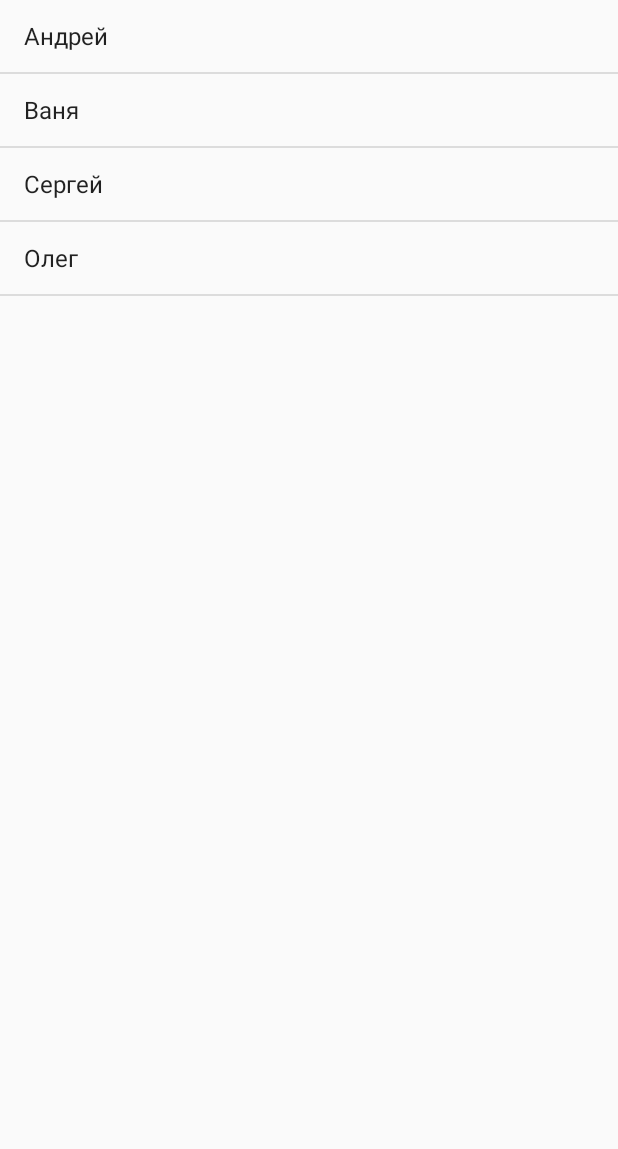
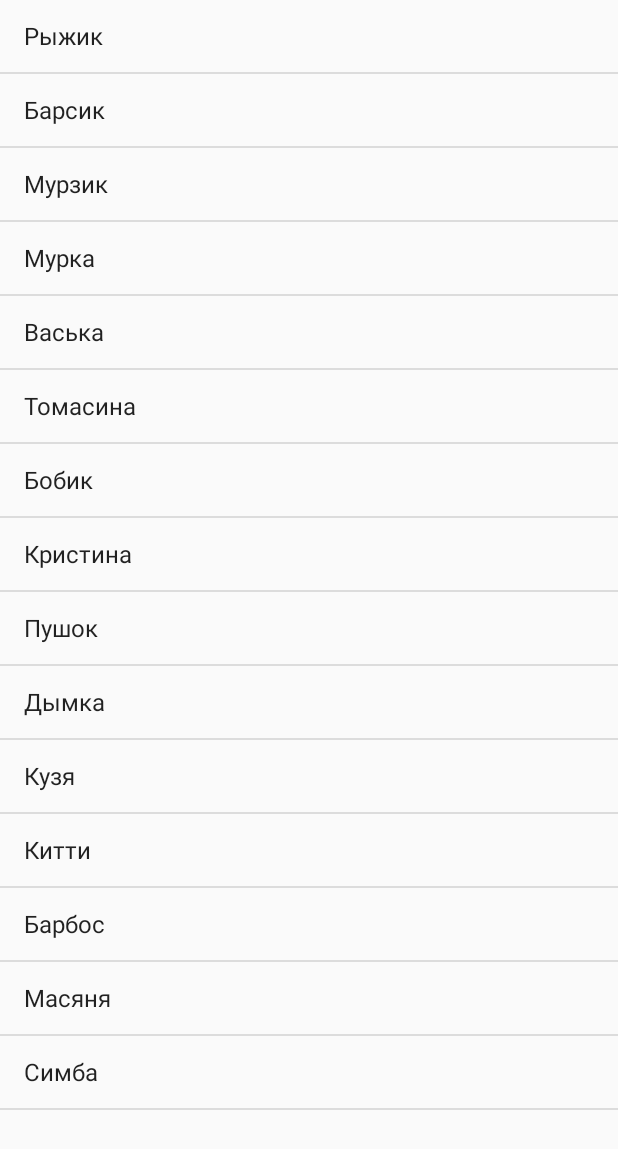
Before and after one commit to Lodarik/AndoridDraw, an Android app: the screen it shows after launch (List), on a phone screen of 412 x 824 dp. Shown: the top 1149 px of the screen. Run offline under Robolectric (Android 15) with nearby library versions, the phone set to English and light mode, and no system bars.

Commit message:
Add list

```diff
--- a/AndroidDraw/app/src/main/java/com/example/androiddraw/List.java
+++ b/AndroidDraw/app/src/main/java/com/example/androiddraw/List.java
@@ -1,19 +1,26 @@
 package com.example.androiddraw;
 
 import android.app.ListActivity;
+import android.content.Context;
 import android.os.Bundle;
+import android.view.View;
 import android.widget.ArrayAdapter;
+import android.widget.Toast;
 
 public class List extends ListActivity {
+    final String[] catNamesArray = new String[] { "Рыжик", "Барсик", "Мурзик",
+            "Мурка", "Васька", "Томасина", "Бобик", "Кристина", "Пушок",
+            "Дымка", "Кузя", "Китти", "Барбос", "Масяня", "Симба" };
 
-    String[] names = {"Андрей", "Ваня", "Сергей", "Олег"};
+
     private ArrayAdapter<String> mAdapter;
 
     @Override
     protected void onCreate(Bundle savedInstanceState) {
         super.onCreate(savedInstanceState);
 
-        mAdapter = new ArrayAdapter<>(this, android.R.layout.simple_list_item_1, names);
+        mAdapter = new ArrayAdapter<>(this,
+                android.R.layout.simple_list_item_1, catNamesArray);
         setListAdapter(mAdapter);
     }
 
--- a/AndroidDraw/app/src/main/res/layout/activity_main.xml
+++ b/AndroidDraw/app/src/main/res/layout/activity_main.xml
@@ -11,8 +11,7 @@
         android:id="@+id/message"
         android:layout_width="wrap_content"
         android:layout_height="wrap_content"
-        android:layout_marginStart="@dimen/activity_horizontal_margin"
-        android:layout_marginLeft="@dimen/activity_horizontal_margin"
+        android:layout_marginLeft="156dp"
         android:layout_marginTop="@dimen/activity_vertical_margin"
         android:text="@string/title_home"
         app:layout_constraintLeft_toLeftOf="parent"
```
Also changed, not shown: AndroidDraw/app/src/main/res/menu/navigation.xml (+6 -6 lines).
